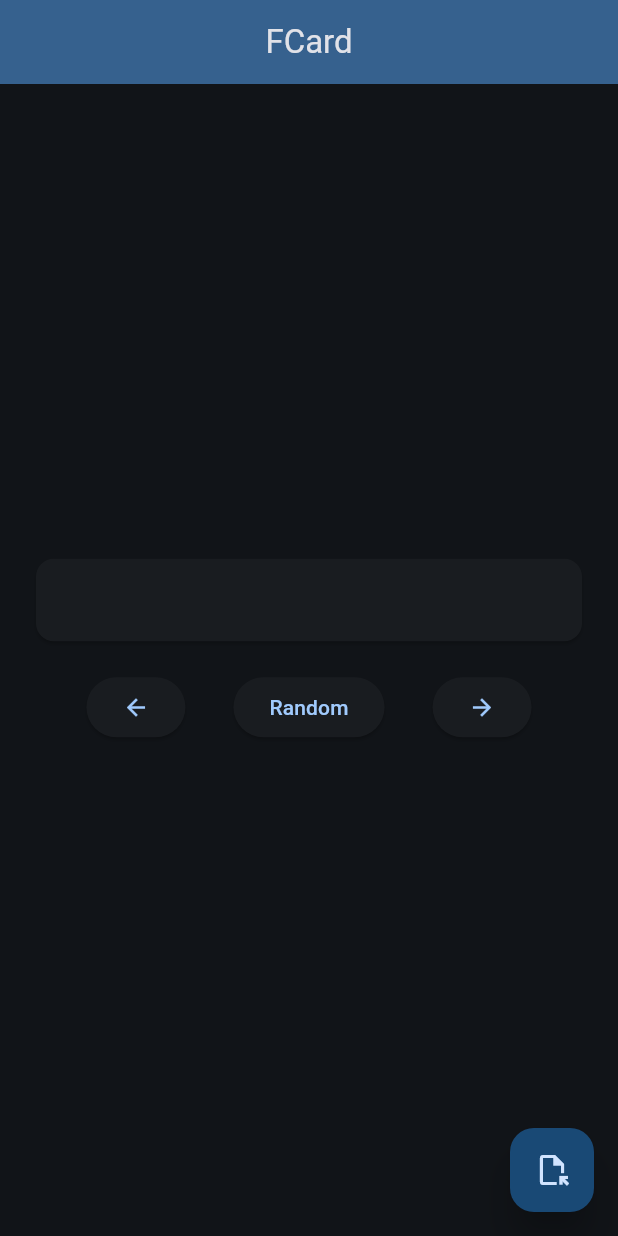
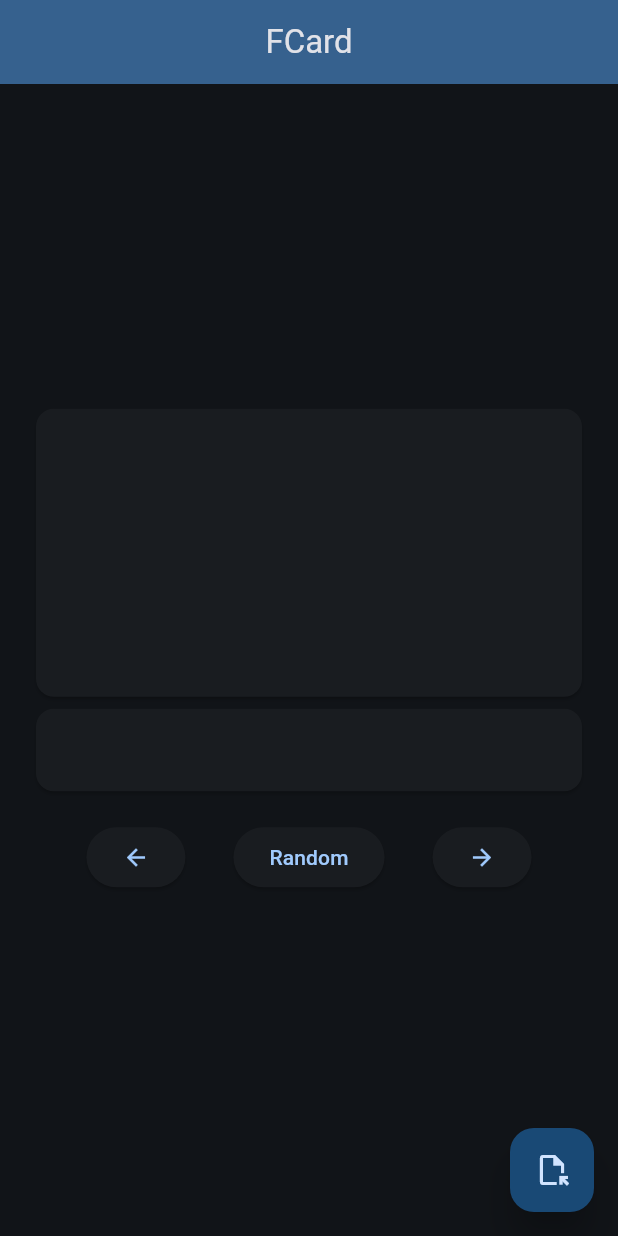
Before and after one commit to ilia85-star/study_helper, a Flutter app: the screen it shows after launch, after a tap on the "file open" icon, on a phone screen of 412 x 824 dp. Run offline on Flutter 3.47's test engine with Material 3 defaults, Android fonts, the phone set to English and light mode, and no system bars; our stand-ins replace file_picker, permission_handler.

Commit message:
Added image support.

```diff
--- a/lib/main.dart
+++ b/lib/main.dart
@@ -1,5 +1,6 @@
 import 'dart:io';
 import 'package:flutter/material.dart';
+import 'package:permission_handler/permission_handler.dart';
 import 'package:file_picker/file_picker.dart';
 import 'dart:math';
 
@@ -34,11 +35,12 @@ class CardsView extends StatefulWidget {
 
 class CardsState extends State<CardsView> {
   final _flashcards = [
-    {'Question': '', 'Answer': ''},
+    {'Question': '', 'Answer': '', 'Image' : ''},
   ];
 
   bool _showAnswer = false;
   int _currentIndex = 0;
+  String _addr = "";
 
   void _toggleAnswer() => setState(() => _showAnswer = !_showAnswer);
 
@@ -53,32 +55,33 @@ class CardsState extends State<CardsView> {
   });
 
   void _openFile() async {
-    final result = await FilePicker.platform.pickFiles(
-      allowMultiple: false,
-      type: FileType.custom,
-      allowedExtensions: ['csv'],
-    );
-
+    if (Platform.isAndroid && await Permission.storage.request().isDenied) {
+      exit(1);
+    }
+    final result = await FilePicker.platform.getDirectoryPath(lockParentWindow: true);
     if (result != null) {
-      final path = result.files.first.path;
-      if (path != null) {
-        final csvString = await File(path).readAsString();
+      _addr = result;
+      final csvString = await File("$_addr/index.csv").readAsString();
       setState(() {
         _flashcards.clear();
         _flashcards.addAll(csvString.split('\n').where((line) => line.isNotEmpty).map((line) {
           final fields = line.split(',');
           fields[1] = fields[1].replaceAll("^n", "\n");
+          final p = fields[1].split("^p");
+          if (p.length > 1) {
+            return {'Question': fields[0], 'Answer': p[0], 'Image' : p.last};
+          }
           return {'Question': fields[0], 'Answer': fields[1]};
         }));
         _currentIndex = 0;
       });
     }
   }
-  }
 
   @override
   Widget build(BuildContext context) {
     final cardText = _showAnswer ? _flashcards[_currentIndex]['Answer'] ?? "" : _flashcards[_currentIndex]['Question'] ?? "";
+    final answerImage = _showAnswer ? _flashcards[_currentIndex]['Image'] ?? "" : "";
 
     return Scaffold(
       appBar: AppBar(
@@ -91,9 +94,21 @@ class CardsState extends State<CardsView> {
           child: Column(
             mainAxisAlignment: MainAxisAlignment.center,
             children: [
-              Flexible(
-                flex: 0,
-                child: SizedBox(
+              SizedBox(
+                width: MediaQuery.of(context).size.width > 200 ? MediaQuery.of(context).size.width : 200,
+                height: 200,
+                child: Card(
+                  child: Padding(
+                    padding: const EdgeInsets.all(20.0),
+                    child: answerImage.isNotEmpty
+                        ? Image.file(
+                        File("$_addr/$answerImage"),
+                        errorBuilder: (context, error, stackTrace) => const Text('Image not found'))
+                        : const Text(""),
+                  ),
+                ),
+              ),
+              SizedBox(
                 width: MediaQuery.of(context).size.width > 200 ? MediaQuery.of(context).size.width : 200,
                 child: GestureDetector(
                   onTap: _toggleAnswer,
@@ -104,7 +119,6 @@ class CardsState extends State<CardsView> {
                         child: Text(
                           cardText,
                           style: TextStyle(fontSize: MediaQuery.of(context).textScaler.scale(16)),
-                          ),
                         ),
                       ),
                     ),
--- a/pubspec.yaml
+++ b/pubspec.yaml
@@ -36,6 +36,7 @@ dependencies:
   # Use with the CupertinoIcons class for iOS style icons.
   cupertino_icons: ^1.0.6
   file_picker: ^6.2.0
+  permission_handler: ^11.3.0
 
 dev_dependencies:
   flutter_test:
```
Also changed, not shown: pubspec.lock. Lines whose indentation alone changed are shown as unchanged.
